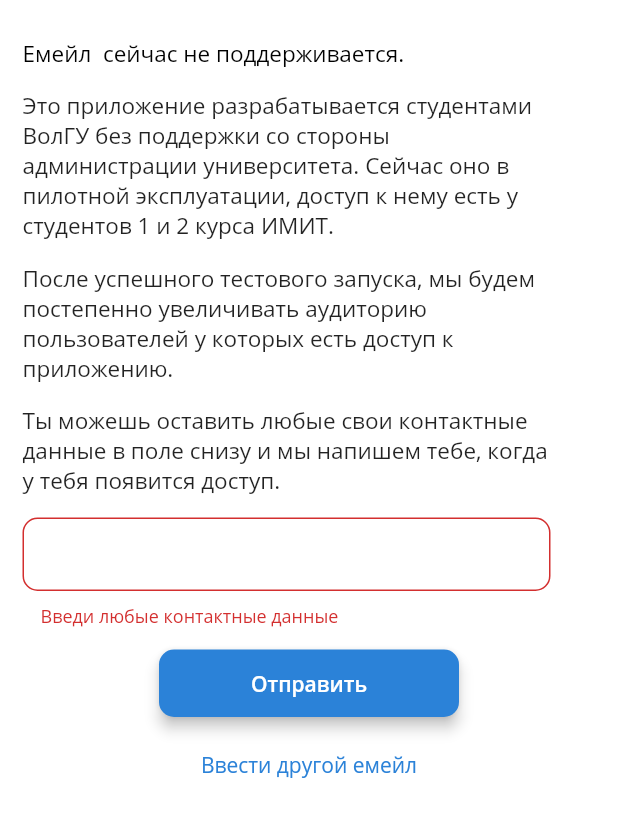
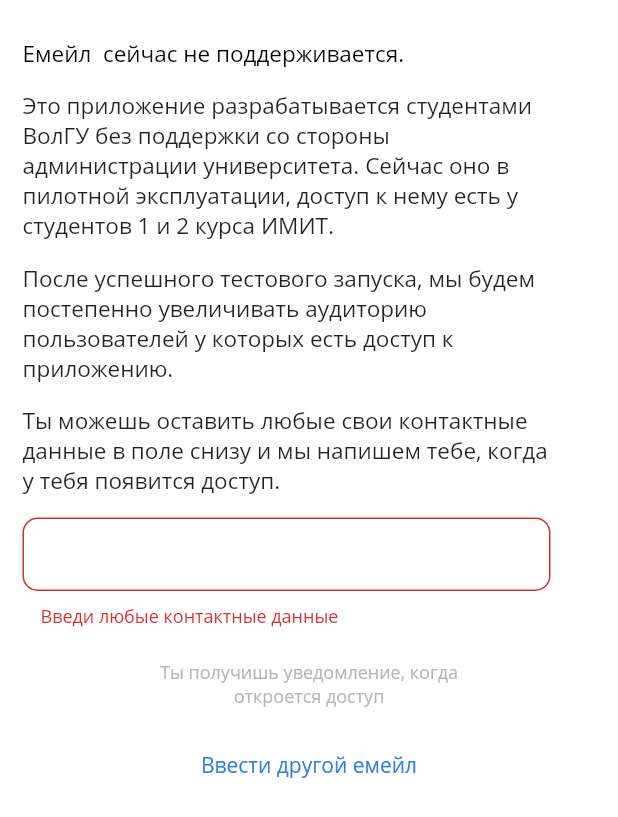
Before and after one commit to volsu-infosystem/mobile, a Flutter app: the AccessSubscriptionScreen widget shown alone on an empty page, opened directly with empty values, after a tap on "Отправить", on a phone screen of 412 x 824 dp. Shown: the top 817 px of the screen. Run offline on Flutter 3.47's test engine with Material 2 defaults, Android fonts, the phone set to English and light mode, and no system bars; our stand-ins replace dio, shared_preferences; accounts and stored records are empty.

Commit message:
rc auth done

```diff
--- a/lib/features/access_subscription/AccessSubscription.dart
+++ b/lib/features/access_subscription/AccessSubscription.dart
@@ -1,3 +1,4 @@
+import 'package:flutter/cupertino.dart';
 import 'package:flutter/material.dart';
 import 'package:provider/provider.dart';
 import 'package:volsu_app_v1/providers/AuthProvider.dart';
@@ -36,6 +37,7 @@ class _AccessSubscriptionController extends State<AccessSubscriptionScreen> {
   }
 
   bool isLoading = false;
+  bool wasSent = false;
 
   void _handleBtnClick() async {
     setState(() {
@@ -47,6 +49,7 @@ class _AccessSubscriptionController extends State<AccessSubscriptionScreen> {
     }
     setState(() {
       isLoading = false;
+      wasSent = true;
     });
   }
 
@@ -88,7 +91,18 @@ class _AccessSubscriptionView extends WidgetView<AccessSubscriptionScreen,
                     ),
                   )
                 : Container(
-                    child: RaisedButton(
+                    child: state.wasSent
+                        ? Center(
+                            child: Text(
+                              "Ты получишь уведомление, когда откроется доступ",
+                              textAlign: TextAlign.center,
+                              style: TextStyle(
+                                color: theme.colors.textWeak,
+                                fontSize: 12,
+                              ),
+                            ),
+                          )
+                        : RaisedButton(
                             onPressed: state._handleBtnClick,
                             child: Text(
                               "Отправить",
@@ -97,7 +111,7 @@ class _AccessSubscriptionView extends WidgetView<AccessSubscriptionScreen,
                               ),
                             ),
                             color: theme.colors.primary,
-                      textColor: theme.colors.foregroundOnPrimary,
+                            textColor: theme.colors.textOnPrimary,
                             highlightColor: theme.colors.primary[600],
                             splashColor: theme.colors.primary,
                             highlightElevation: 0,
@@ -149,7 +163,7 @@ class _AccessSubscriptionView extends WidgetView<AccessSubscriptionScreen,
                       text: TextSpan(
                           style: TextStyle(
                             fontSize: 15,
-                            color: theme.colors.foreground,
+                            color: theme.colors.text,
                             fontFamily: opensans,
                           ),
                           children: [
--- a/lib/features/auth/AuthEmail.dart
+++ b/lib/features/auth/AuthEmail.dart
@@ -203,7 +203,7 @@ class _AuthEmailView extends WidgetView<AuthEmail, _AuthEmailController> {
                         ),
                       ),
                       color: theme.colors.primary,
-                      textColor: theme.colors.foregroundOnPrimary,
+                      textColor: theme.colors.textOnPrimary,
                       highlightColor: theme.colors.primary[600],
                       splashColor: theme.colors.primary,
                       highlightElevation: 0,
--- a/lib/features/auth/AuthPasscode.dart
+++ b/lib/features/auth/AuthPasscode.dart
@@ -182,7 +182,7 @@ class _AuthPasscodeView
                           ),
                         ),
                         color: theme.colors.primary,
-                        textColor: theme.colors.foregroundOnPrimary,
+                        textColor: theme.colors.textOnPrimary,
                         highlightColor: theme.colors.primary[600],
                         splashColor: theme.colors.primary,
                         highlightElevation: 0,
--- a/lib/themes/colors.dart
+++ b/lib/themes/colors.dart
@@ -28,8 +28,9 @@ abstract class AppAppearanceGenerator {
 
 class AppAppearance {
   MaterialColor background;
-  MaterialColor foreground;
-  MaterialColor foregroundOnPrimary;
+  MaterialColor text;
+  MaterialColor textOnPrimary;
+  MaterialColor textWeak;
 
   MaterialColor primary;
   MaterialColor error;
@@ -40,12 +41,13 @@ class AppAppearance {
 
   AppAppearance({
     @required this.background,
-    @required this.foreground,
+    @required this.text,
     @required this.primary,
     @required this.error,
     @required this.inputBorders,
-    @required this.foregroundOnPrimary,
+    @required this.textOnPrimary,
     @required this.splashOnBackground,
+    @required this.textWeak,
   });
 }
 
@@ -55,11 +57,12 @@ class LightAppAppearance extends AppAppearanceGenerator {
   AppAppearance get colors => AppAppearance(
         primary: matColor(0xff2B82D8),
         background: matColor(0xffffffff),
-        foreground: matColor(0xff000000),
+        text: matColor(0xff000000),
         error: matColor(0xffff0000),
         inputBorders: matColor(0xffD7D7D7),
-        foregroundOnPrimary: matColor(0xffffffff),
+        textOnPrimary: matColor(0xffffffff),
         splashOnBackground: matColor(0xffE5E5E5),
+        textWeak: matColor(0xffB6B6B6),
       );
 }
 
```
Lines whose indentation alone changed are shown as unchanged.
